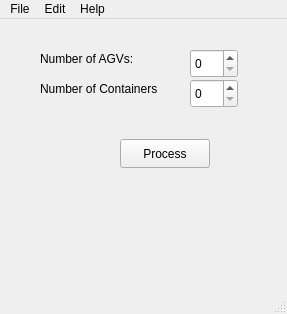
First picture: the form in AGV-Conflict-Free/mainwindow.ui, repository amireza007/AGV-Project, before the edit.
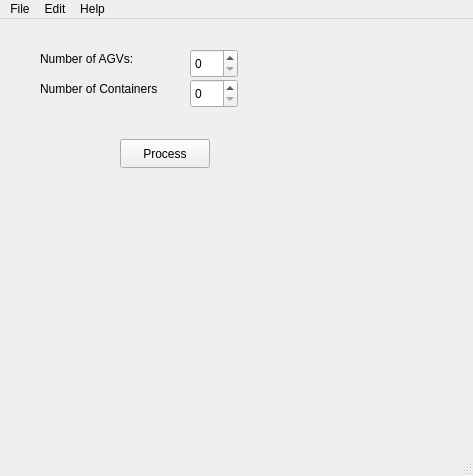
Second picture: the form after the edit.

```diff
--- a/AGV-Conflict-Free/mainwindow.ui
+++ b/AGV-Conflict-Free/mainwindow.ui
@@ -6,14 +6,17 @@
    <rect>
     <x>0</x>
     <y>0</y>
-    <width>287</width>
-    <height>314</height>
+    <width>473</width>
+    <height>476</height>
    </rect>
   </property>
   <property name="windowTitle">
    <string>MainWindow</string>
   </property>
   <widget class="QWidget" name="centralwidget">
+   <property name="enabled">
+    <bool>true</bool>
+   </property>
    <widget class="QLabel" name="label">
     <property name="geometry">
      <rect>
@@ -79,8 +82,8 @@
     <rect>
      <x>0</x>
      <y>0</y>
-     <width>287</width>
-     <height>22</height>
+     <width>473</width>
+     <height>21</height>
     </rect>
    </property>
    <widget class="QMenu" name="menuFile">
```
